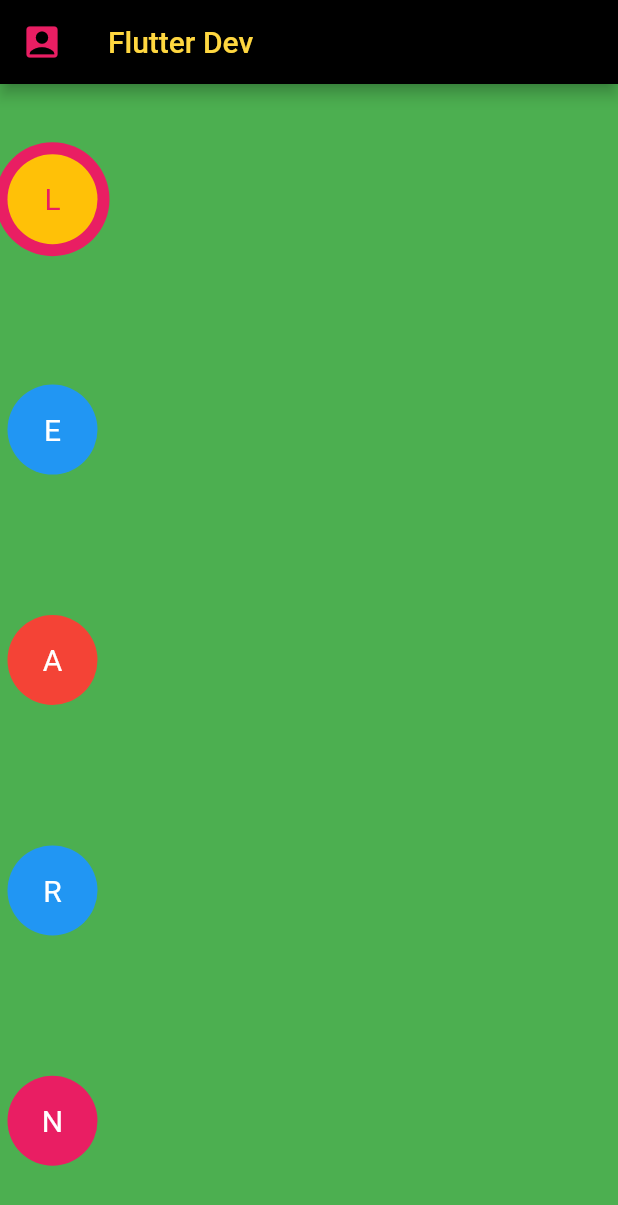
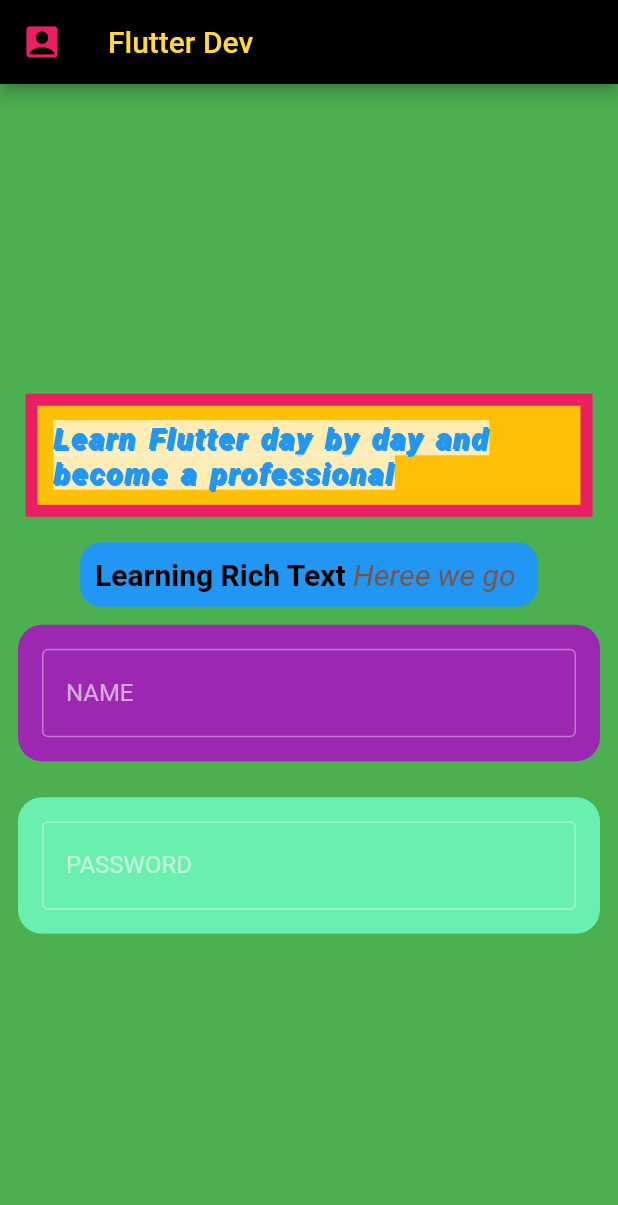
Before and after one commit to thebuggybug/learning_Flutter-Dart, a Flutter app: the screen it shows after launch, on a phone screen of 412 x 824 dp. Shown: the top 1205 px of the screen. Run offline on Flutter 3.47's test engine with Material 2 defaults, Android fonts, the phone set to English and light mode, and no system bars.

Commit message:
learned about rich/texts, password and inputs decorations

```diff
--- a/lib/main.dart
+++ b/lib/main.dart
@@ -10,119 +10,115 @@ class MyApp extends StatelessWidget {
   @override
   Widget build(BuildContext context) {
     return MaterialApp(
-        theme:
-            ThemeData(brightness: Brightness.dark, primaryColor: Colors.red),
+        theme: ThemeData(brightness: Brightness.dark, primaryColor: Colors.red),
         title: "My application",
-
         home: Scaffold(
-
-            backgroundColor: Colors.green,
-
+          backgroundColor: Colors.green,
           appBar: AppBar(
             title: Text("Flutter Dev ",
                 style: TextStyle(color: Colors.amberAccent)),
-            leading: Icon(Icons.account_box, size: 28, color: Colors.pink,),
+            leading: Icon(
+              Icons.account_box,
+              size: 28,
+              color: Colors.pink,
+            ),
             backgroundColor: Colors.black,
-
           ),
-
-
-          body:  Column(
-            // mainAxisAlignment: MainAxisAlignment.center,
-            mainAxisAlignment: MainAxisAlignment.spaceAround,
+          body: Column(
+            mainAxisAlignment: MainAxisAlignment.center,
+            // mainAxisAlignment: MainAxisAlignment.spaceAround,
             // mainAxisAlignment: MainAxisAlignment.start,
             // mainAxisAlignment: MainAxisAlignment.spaceEvenly,
             // crossAxisAlignment: CrossAxisAlignment.baseline
 
             mainAxisSize: MainAxisSize.max,
             children: [
+              Container(
+                // width: 60,
+                // height: 60,
+                decoration: BoxDecoration(
+                  // borderRadius: BorderRadius.circular(50),
 
-              Container(
-                width: 60,
-                height: 60,
-                decoration: BoxDecoration(
-                  borderRadius: BorderRadius.circular(50),
-
-                  color: Colors.amber,// container border
+                  color: Colors.amber, // container border
 
                   boxShadow: [
-                    BoxShadow(color: Colors.pink, spreadRadius: 8,
-                        // offset: Offset(12.2, 9.0)
+                    BoxShadow(
+                      color: Colors.pink, spreadRadius: 8,
+                      // offset: Offset(12.2, 9.0)
                     ),
                   ],
                 ),
-                margin: EdgeInsets.all(5),
-                padding: EdgeInsets.all(5),
+                margin: EdgeInsets.all(25),
+                padding: EdgeInsets.all(10),
                 alignment: Alignment.center,
-                child: Text("L", style: TextStyle(color: Colors.pink, fontSize: 20), ) ,
+                child: Text(
+                    "Learn Flutter day by day and become a professional",
+                    style: TextStyle(
+                        color: Colors.blue,
+                        fontSize: 20,
+                        fontStyle: FontStyle.italic,
+                        fontWeight: FontWeight.w800,
+                        backgroundColor: Colors.white70,
+                        letterSpacing: 1.1,
+                        wordSpacing: 2,
+                        shadows: [
+                          Shadow(color: Colors.blue, offset: Offset(1.1, 1.2))
+                        ])),
               ),
-
+              // Rich Text; for applying styles in different texts
               Container(
-                width: 60,
-                height: 60,
                 decoration: BoxDecoration(
-                  borderRadius: BorderRadius.circular(50),
-                  color: Colors.blue,// container border
-                ),
-                margin: EdgeInsets.all(5),
-                padding: EdgeInsets.all(5),
-                alignment: Alignment.center,
-                child: Text("E", style: TextStyle(color: Colors.white, fontSize: 20),),
+                    color: Colors.blue,
+                    borderRadius: BorderRadius.circular(14)),
+                padding: EdgeInsets.all(10),
+                child: (RichText(
+                  text: TextSpan(
+                      text: "Learning Rich Text",
+                      style: TextStyle(
+                          color: Colors.black,
+                          fontSize: 20,
+                          fontWeight: FontWeight.bold),
+                      children: <TextSpan>[
+                        TextSpan(
+                            text: " Heree we go ",
+                            style: TextStyle(
+                                fontWeight: FontWeight.normal,
+                                fontStyle: FontStyle.italic,
+                                color: Colors.brown))
+                      ]),
+                )),
+              ),
+              Container(
+                decoration: BoxDecoration(
+                    color: Colors.purple,
+                    borderRadius: BorderRadius.circular(16)),
+                margin: EdgeInsets.all(12),
+                padding: EdgeInsets.all(16.0),
+                child: (TextField(
+                  // obscureText: true, // hides input password
+                  decoration: InputDecoration(
+                      border: OutlineInputBorder(),
+                      labelText: " NAME",
+                      hintText: "Enter Your name here"),
+                )),
               ),
 
               Container(
                 decoration: BoxDecoration(
-                  borderRadius: BorderRadius.circular(50),
-                  color: Colors.red,// container border
-                ),
-                width: 60,
-                height: 60,
-                // color: Colors.red,
-                margin: EdgeInsets.all(5),
-                padding: EdgeInsets.all(5),
-                alignment: Alignment.center,
-                child: Text("A", style: TextStyle(color: Colors.white, fontSize: 20),),
-              ),
-
-              Container(
-                decoration: BoxDecoration(
-                  borderRadius: BorderRadius.circular(50),
-                  color: Colors.blue,// container border
-                ),
-                width: 60,
-                height: 60,
-                // color: Colors.red,
-                margin: EdgeInsets.all(5),
-                padding: EdgeInsets.all(5),
-                alignment: Alignment.center,
-                child: Text("R", style: TextStyle(color: Colors.white, fontSize: 20),),
-              ),
-
-              Container(
-                decoration: BoxDecoration(
-                  borderRadius: BorderRadius.circular(50),
-                  color: Colors.pink,// container border
-                ),
-                width: 60,
-                height: 60,
-                // color: Colors.red,
-                margin: EdgeInsets.all(5),
-                padding: EdgeInsets.all(5),
-                alignment: Alignment.center,
-                child: Text("N", style: TextStyle(color: Colors.white, fontSize: 20),),
+                    color: Colors.greenAccent,
+                    borderRadius: BorderRadius.circular(16)),
+                margin: EdgeInsets.all(12),
+                padding: EdgeInsets.all(16.0),
+                child: (TextField(
+                  obscureText: true, // hides input password
+                  decoration: InputDecoration(
+                      border: OutlineInputBorder(),
+                      labelText: " PASSWORD",
+                      hintText: "Enter password"),
+                )),
               )
-
             ],
-
-
-
-
           ),
-
-
-
-
-        )
-    );
+        ));
   }
 }
```
